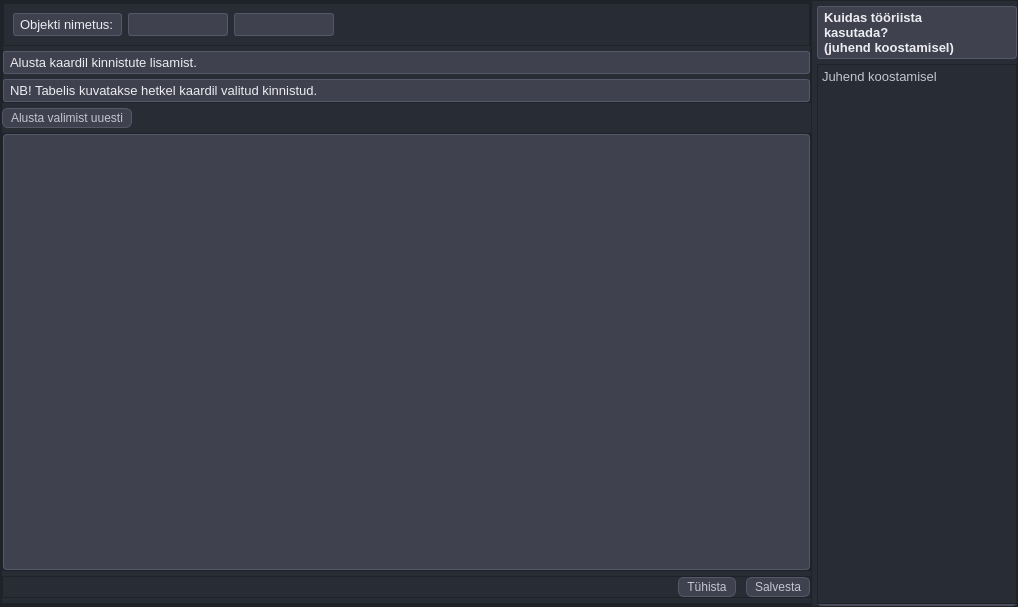
First picture: the form in mailabl-qgis/widgets/Properties_connector_new.ui, repository TuloliKalver/mailabl-qgis, before the edit.
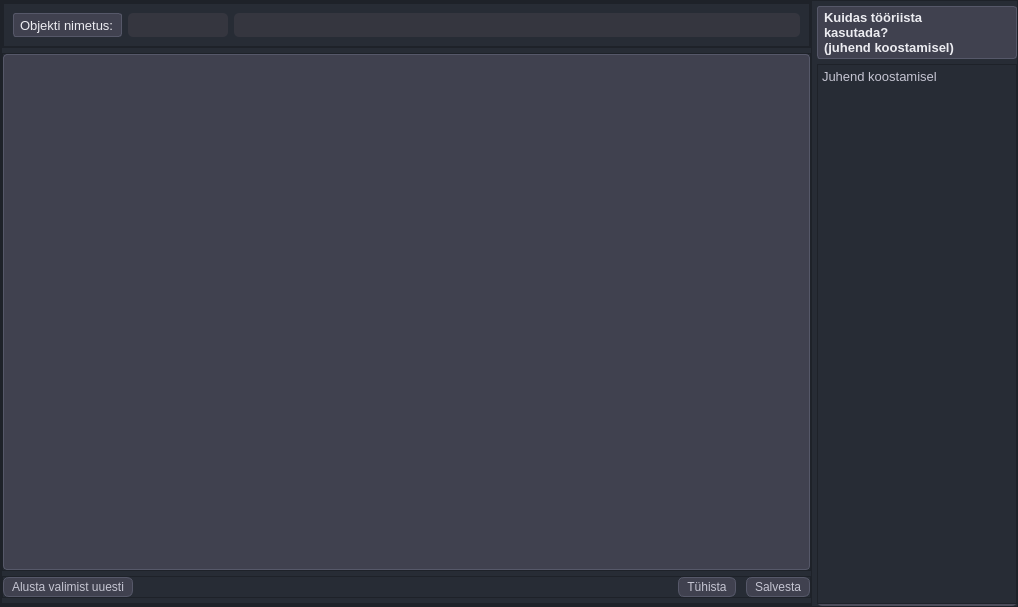
Second picture: the form after the edit. Icons and pictures are not drawn.

Commit message: Updated Properties connector UI and added checks

What changed in the file:
```diff
--- a/mailabl-qgis/widgets/Properties_connector_new.ui
+++ b/mailabl-qgis/widgets/Properties_connector_new.ui
@@ -298,91 +298,43 @@
                 </widget>
                </item>
                <item>
-                <widget class="QLabel" name="lblElementName">
+                <widget class="QLineEdit" name="leElementNumber">
                  <property name="minimumSize">
                   <size>
                    <width>100</width>
                    <height>0</height>
                   </size>
                  </property>
-                 <property name="font">
-                  <font>
-                   <pointsize>10</pointsize>
-                  </font>
-                 </property>
-                 <property name="text">
-                  <string/>
-                 </property>
-                </widget>
-               </item>
-               <item>
-                <widget class="QLabel" name="lblElementNumber">
-                 <property name="minimumSize">
+                 <property name="maximumSize">
                   <size>
                    <width>100</width>
-                   <height>0</height>
+                   <height>16777215</height>
                   </size>
                  </property>
-                 <property name="font">
-                  <font>
-                   <pointsize>10</pointsize>
-                  </font>
+                 <property name="acceptDrops">
+                  <bool>false</bool>
                  </property>
-                 <property name="text">
-                  <string/>
+                 <property name="readOnly">
+                  <bool>true</bool>
                  </property>
                 </widget>
                </item>
                <item>
-                <spacer name="horizontalSpacer">
-                 <property name="orientation">
-                  <enum>Qt::Horizontal</enum>
+                <widget class="QLineEdit" name="leElementName">
+                 <property name="acceptDrops">
+                  <bool>false</bool>
                  </property>
-                 <property name="sizeHint" stdset="0">
-                  <size>
-                   <width>40</width>
-                   <height>20</height>
-                  </size>
+                 <property name="readOnly">
+                  <bool>true</bool>
                  </property>
-                </spacer>
+                </widget>
                </item>
               </layout>
              </widget>
             </item>
-            <item>
-             <widget class="QLabel" name="label">
-              <property name="font">
-               <font>
-                <pointsize>10</pointsize>
-               </font>
-              </property>
-              <property name="text">
-               <string>Alusta kaardil kinnistute lisamist.</string>
-              </property>
-             </widget>
-            </item>
-            <item>
-             <widget class="QLabel" name="label_2">
-              <property name="font">
-               <font>
-                <pointsize>10</pointsize>
-               </font>
-              </property>
-              <property name="text">
-               <string>NB! Tabelis kuvatakse hetkel kaardil valitud kinnistud.</string>
-              </property>
-             </widget>
-            </item>
            </layout>
           </widget>
          </item>
-         <item alignment="Qt::AlignLeft">
-          <widget class="QPushButton" name="pbClear_list">
-           <property name="text">
-            <string>Alusta valimist uuesti</string>
-           </property>
-          </widget>
-         </item>
          <item>
           <widget class="QFrame" name="frTable">
            <property name="frameShape">
@@ -437,6 +389,13 @@
             <property name="bottomMargin">
              <number>0</number>
             </property>
+            <item>
+             <widget class="QPushButton" name="pbClear_list">
+              <property name="text">
+               <string>Alusta valimist uuesti</string>
+              </property>
+             </widget>
+            </item>
             <item>
              <spacer name="horizontalSpacer_2">
               <property name="orientation">
```
The commit also changes 4 other files.
